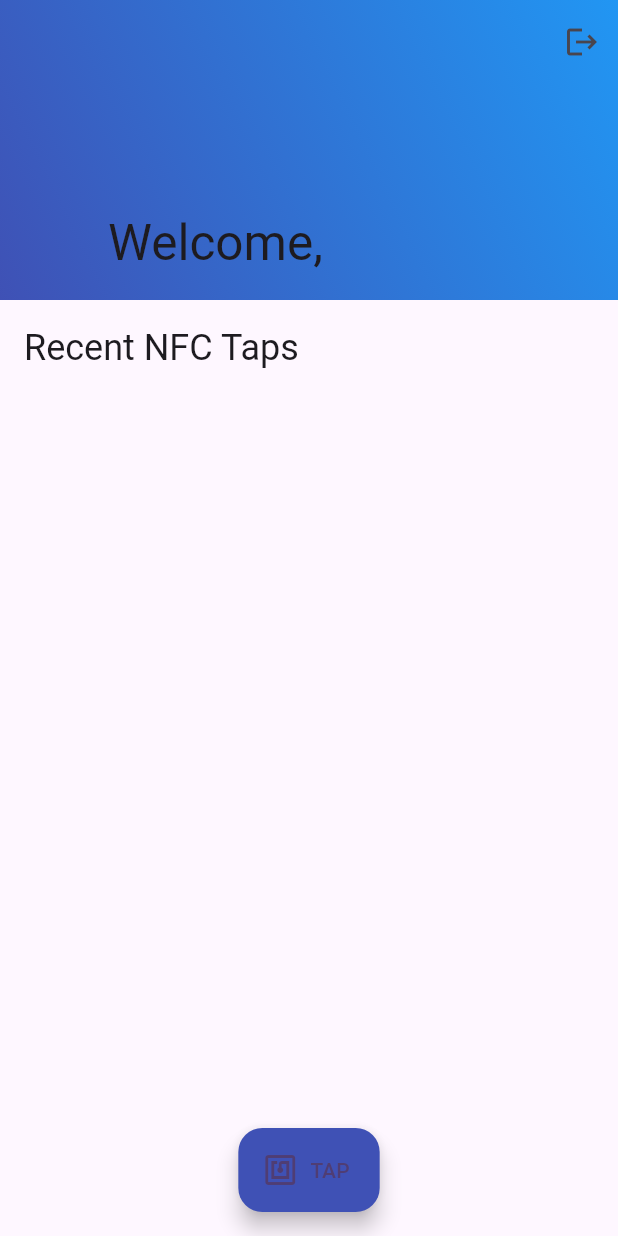
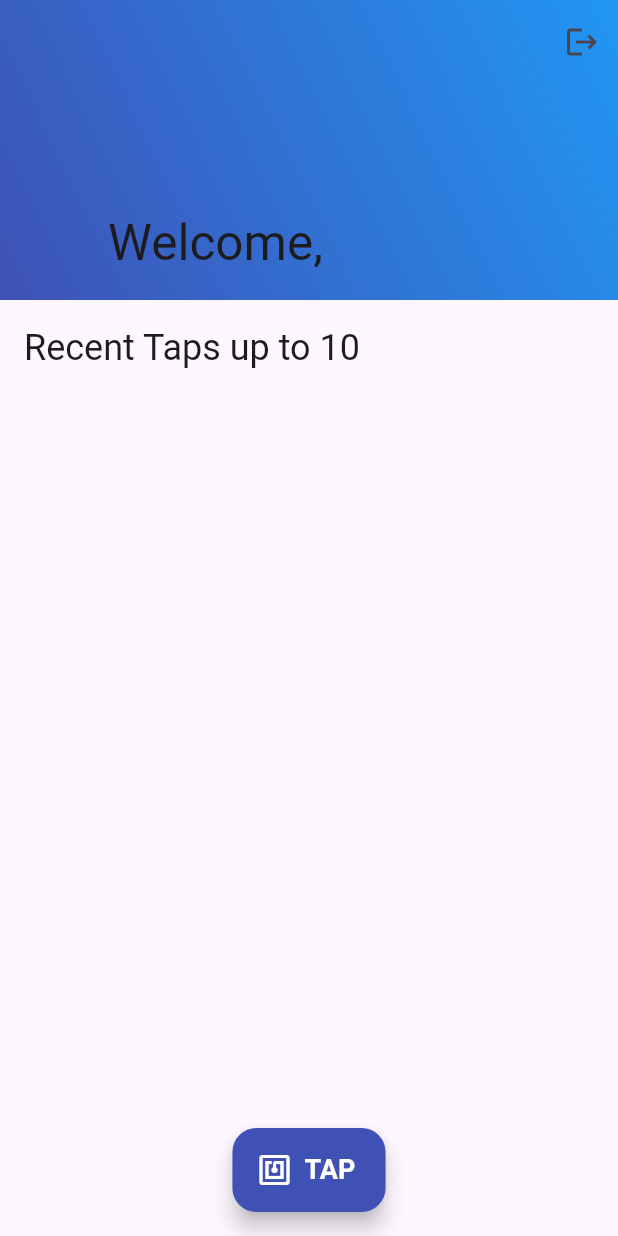
Before and after one commit to erdenebayrd/tap, a Flutter app: the screen it shows once a user with an empty profile is signed in, on a phone screen of 412 x 824 dp. Run offline on Flutter 3.47's test engine with Material 3 defaults, Android fonts, the phone set to English and light mode, and no system bars; our stand-ins replace cloud_firestore, cloud_functions, firebase_auth, firebase_core; missing offline and left inert: nfc_manager; accounts and stored records are empty; generated files the repository leaves out were written again.

Commit message:
changed styles

```diff
--- a/lib/home.dart
+++ b/lib/home.dart
@@ -246,7 +246,7 @@ class _HomePageState extends State<HomePage> {
             child: Padding(
               padding: const EdgeInsets.all(16.0),
               child: Text(
-                'Recent NFC Taps',
+                'Recent Taps up to 10',
                 style: Theme.of(context).textTheme.headlineSmall,
               ),
             ),
@@ -264,10 +264,11 @@ class _HomePageState extends State<HomePage> {
                       backgroundColor: Colors.blue,
                       child: Icon(Icons.nfc, color: Colors.white),
                     ),
-                    title: Text('Tag ID: ${tap['tagId']}'),
+                    // title: Text('Tag ID: ${tap['tagId']}'),
                     subtitle: Text(
-                        'Tapped on: ${DateFormat('MMM d, y HH:mm').format(tap['timestamp'])}'),
-                    trailing: Icon(Icons.chevron_right),
+                      'Tapped on: ${DateFormat('MMM d, y HH:mm:ss').format(tap['timestamp'])}',
+                    ),
+                    trailing: const Icon(Icons.chevron_right),
                   ),
                 );
               },
@@ -278,8 +279,15 @@ class _HomePageState extends State<HomePage> {
       ),
       floatingActionButton: FloatingActionButton.extended(
         onPressed: () => _readNfc(context),
-        label: const Text('TAP'),
-        icon: const Icon(Icons.nfc),
+        label: const Text(
+          'TAP',
+          style: TextStyle(
+            fontSize: 18,
+            fontWeight: FontWeight.bold,
+            color: Colors.white,
+          ),
+        ),
+        icon: const Icon(Icons.nfc, size: 24, color: Colors.white),
         backgroundColor: Colors.indigo,
       ),
       floatingActionButtonLocation: FloatingActionButtonLocation.centerFloat,
```
